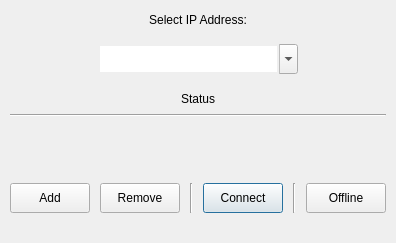
This is Applications/relax2/ui/connDialog.ui in OpenMRI/ocra as Qt 5 draws it before an edit. The edited form follows.
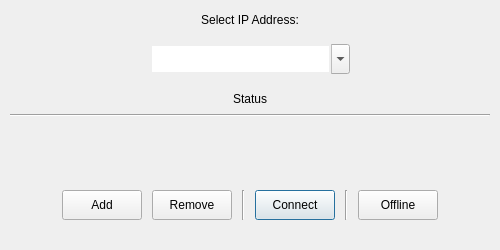
This is the edited form.

Commit message: fix tools not allowed in offline mode

```diff
--- a/Applications/relax2/ui/connDialog.ui
+++ b/Applications/relax2/ui/connDialog.ui
@@ -6,20 +6,20 @@
    <rect>
     <x>0</x>
     <y>0</y>
-    <width>395</width>
-    <height>243</height>
+    <width>500</width>
+    <height>250</height>
    </rect>
   </property>
   <property name="sizePolicy">
-   <sizepolicy hsizetype="Maximum" vsizetype="Maximum">
+   <sizepolicy hsizetype="Preferred" vsizetype="Preferred">
     <horstretch>0</horstretch>
     <verstretch>0</verstretch>
    </sizepolicy>
   </property>
-  <property name="maximumSize">
+  <property name="minimumSize">
    <size>
-    <width>16777215</width>
-    <height>16777215</height>
+    <width>500</width>
+    <height>250</height>
    </size>
   </property>
   <property name="windowTitle">
@@ -278,6 +278,19 @@
      <property name="bottomMargin">
       <number>20</number>
      </property>
+     <item>
+      <spacer name="horizontalSpacer_3">
+       <property name="orientation">
+        <enum>Qt::Horizontal</enum>
+       </property>
+       <property name="sizeHint" stdset="0">
+        <size>
+         <width>40</width>
+         <height>20</height>
+        </size>
+       </property>
+      </spacer>
+     </item>
      <item>
       <widget class="QPushButton" name="addIP_btn">
        <property name="sizePolicy">
@@ -398,6 +411,19 @@
        </property>
       </widget>
      </item>
+     <item>
+      <spacer name="horizontalSpacer_4">
+       <property name="orientation">
+        <enum>Qt::Horizontal</enum>
+       </property>
+       <property name="sizeHint" stdset="0">
+        <size>
+         <width>40</width>
+         <height>20</height>
+        </size>
+       </property>
+      </spacer>
+     </item>
     </layout>
    </item>
   </layout>
```
The commit also changes 1 other file.
